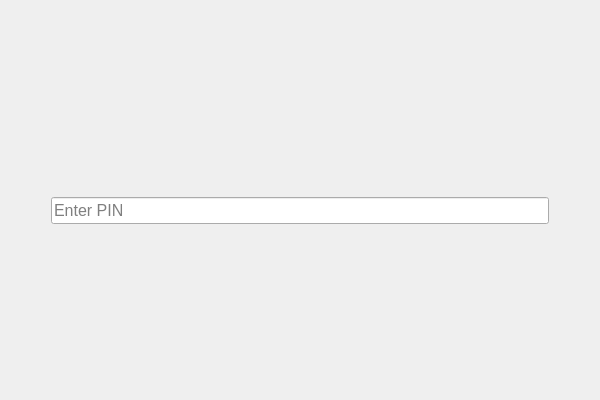
The window that frontend/EnterPinWidget.ui (katerynabratiuk/ATM) describes before a commit, drawn with Qt 5.
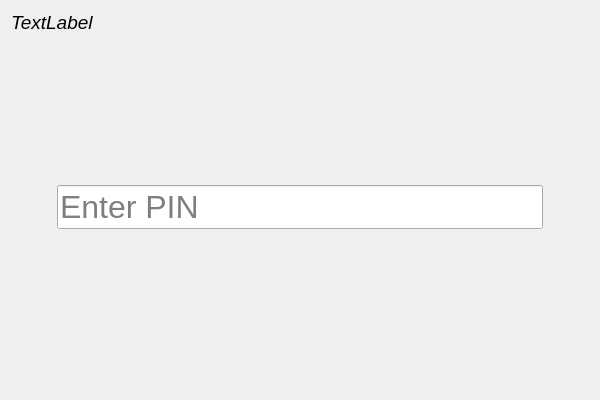
The same window after the commit.

```diff
--- a/frontend/EnterPinWidget.ui
+++ b/frontend/EnterPinWidget.ui
@@ -14,23 +14,26 @@
    <string>EnterPinWidget</string>
   </property>
   <layout class="QGridLayout" name="gridLayout">
-   <item row="0" column="0">
-    <spacer name="horizontalSpacer">
-     <property name="orientation">
-      <enum>Qt::Orientation::Horizontal</enum>
+   <item row="0" column="0" colspan="3">
+    <widget class="QLabel" name="label">
+     <property name="sizePolicy">
+      <sizepolicy hsizetype="Expanding" vsizetype="Preferred">
+       <horstretch>0</horstretch>
+       <verstretch>0</verstretch>
+      </sizepolicy>
      </property>
-     <property name="sizeType">
-      <enum>QSizePolicy::Policy::Preferred</enum>
+     <property name="font">
+      <font>
+       <pointsize>14</pointsize>
+       <italic>true</italic>
+      </font>
      </property>
-     <property name="sizeHint" stdset="0">
-      <size>
-       <width>40</width>
-       <height>20</height>
-      </size>
+     <property name="text">
+      <string>TextLabel</string>
      </property>
-    </spacer>
+    </widget>
    </item>
-   <item row="0" column="1">
+   <item row="2" column="1">
     <layout class="QVBoxLayout" name="verticalLayout">
      <item>
       <spacer name="verticalSpacer">
@@ -47,6 +50,11 @@
      </item>
      <item>
       <widget class="QLabel" name="errorInfo">
+       <property name="font">
+        <font>
+         <pointsize>12</pointsize>
+        </font>
+       </property>
        <property name="text">
         <string/>
        </property>
@@ -56,7 +64,7 @@
       <widget class="QLineEdit" name="pinForm">
        <property name="font">
         <font>
-         <pointsize>12</pointsize>
+         <pointsize>24</pointsize>
         </font>
        </property>
        <property name="placeholderText">
@@ -79,7 +87,23 @@
      </item>
     </layout>
    </item>
-   <item row="0" column="2">
+   <item row="2" column="0">
+    <spacer name="horizontalSpacer">
+     <property name="orientation">
+      <enum>Qt::Orientation::Horizontal</enum>
+     </property>
+     <property name="sizeType">
+      <enum>QSizePolicy::Policy::Preferred</enum>
+     </property>
+     <property name="sizeHint" stdset="0">
+      <size>
+       <width>40</width>
+       <height>20</height>
+      </size>
+     </property>
+    </spacer>
+   </item>
+   <item row="2" column="2">
     <spacer name="horizontalSpacer_2">
      <property name="orientation">
       <enum>Qt::Orientation::Horizontal</enum>
@@ -95,6 +119,22 @@
      </property>
     </spacer>
    </item>
+   <item row="3" column="1">
+    <spacer name="verticalSpacer_3">
+     <property name="orientation">
+      <enum>Qt::Orientation::Vertical</enum>
+     </property>
+     <property name="sizeType">
+      <enum>QSizePolicy::Policy::Preferred</enum>
+     </property>
+     <property name="sizeHint" stdset="0">
+      <size>
+       <width>20</width>
+       <height>40</height>
+      </size>
+     </property>
+    </spacer>
+   </item>
   </layout>
  </widget>
  <layoutdefault spacing="6" margin="11"/>
```
